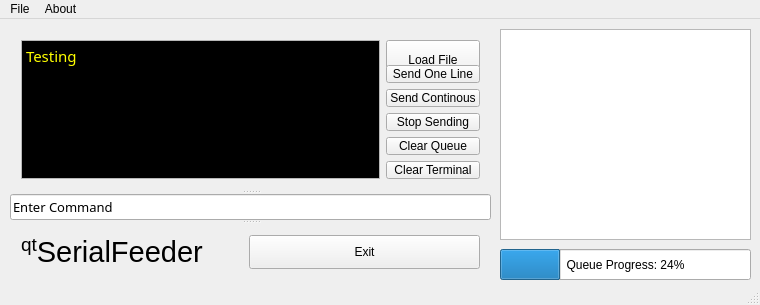
timkrins/grblfeedr, file mainwindow.ui: the form before one commit.
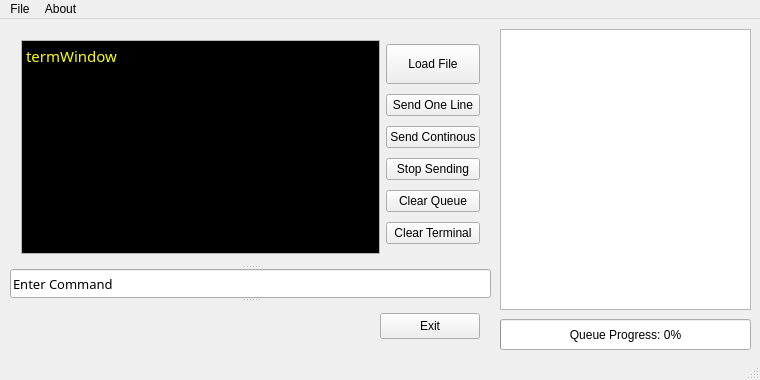
The form after the commit. Icons and pictures are not drawn.

Commit message: Still errors on exit. Still needs settings dialogue.

Diff of the .ui file:
```diff
--- a/mainwindow.ui
+++ b/mainwindow.ui
@@ -7,7 +7,7 @@
     <x>0</x>
     <y>0</y>
     <width>760</width>
-    <height>305</height>
+    <height>380</height>
    </rect>
   </property>
   <property name="sizePolicy">
@@ -41,7 +41,7 @@
       <x>10</x>
       <y>10</y>
       <width>481</width>
-      <height>251</height>
+      <height>321</height>
      </rect>
     </property>
     <property name="orientation">
@@ -152,7 +152,7 @@
 &lt;html&gt;&lt;head&gt;&lt;meta name=&quot;qrichtext&quot; content=&quot;1&quot; /&gt;&lt;style type=&quot;text/css&quot;&gt;
 p, li { white-space: pre-wrap; }
 &lt;/style&gt;&lt;/head&gt;&lt;body style=&quot; font-family:'Terminal_Hex'; font-size:11pt; font-weight:400; font-style:normal;&quot;&gt;
-&lt;p style=&quot; margin-top:0px; margin-bottom:0px; margin-left:0px; margin-right:0px; -qt-block-indent:0; text-indent:0px;&quot;&gt;Testing&lt;/p&gt;&lt;/body&gt;&lt;/html&gt;</string>
+&lt;p style=&quot; margin-top:0px; margin-bottom:0px; margin-left:0px; margin-right:0px; -qt-block-indent:0; text-indent:0px;&quot;&gt;termWindow&lt;/p&gt;&lt;/body&gt;&lt;/html&gt;</string>
         </property>
         <property name="textInteractionFlags">
          <set>Qt::NoTextInteraction</set>
@@ -257,13 +257,18 @@
     <widget class="QWidget" name="layoutWidget">
      <layout class="QHBoxLayout" name="bottomHoriz">
       <item>
-       <widget class="QLabel" name="appTitle">
+       <widget class="QLabel" name="label">
+        <property name="maximumSize">
+         <size>
+          <width>220</width>
+          <height>100</height>
+         </size>
+        </property>
         <property name="text">
-         <string>&lt;!DOCTYPE HTML PUBLIC &quot;-//W3C//DTD HTML 4.0//EN&quot; &quot;http://www.w3.org/TR/REC-html40/strict.dtd&quot;&gt;
-&lt;html&gt;&lt;head&gt;&lt;meta name=&quot;qrichtext&quot; content=&quot;1&quot; /&gt;&lt;style type=&quot;text/css&quot;&gt;
-p, li { white-space: pre-wrap; }
-&lt;/style&gt;&lt;/head&gt;&lt;body style=&quot; font-family:'MS Shell Dlg 2'; font-size:8.25pt; font-weight:400; font-style:normal;&quot;&gt;
-&lt;p style=&quot; margin-top:0px; margin-bottom:0px; margin-left:0px; margin-right:0px; -qt-block-indent:0; text-indent:0px;&quot;&gt;&lt;span style=&quot; font-size:22pt; vertical-align:super;&quot;&gt;qt&lt;/span&gt;&lt;span style=&quot; font-size:22pt;&quot;&gt;SerialFeeder&lt;/span&gt;&lt;/p&gt;&lt;/body&gt;&lt;/html&gt;</string>
+         <string/>
+        </property>
+        <property name="pixmap">
+         <pixmap>../Desktop/git/serialfeeder/grblfeeder.png</pixmap>
         </property>
         <property name="scaledContents">
          <bool>false</bool>
@@ -297,6 +302,12 @@
           <height>0</height>
          </size>
         </property>
+        <property name="maximumSize">
+         <size>
+          <width>100</width>
+          <height>50</height>
+         </size>
+        </property>
         <property name="text">
          <string>Exit</string>
         </property>
@@ -311,7 +322,7 @@
       <x>500</x>
       <y>10</y>
       <width>251</width>
-      <height>211</height>
+      <height>281</height>
      </rect>
     </property>
     <property name="cursor" stdset="0">
@@ -334,13 +345,13 @@
     <property name="geometry">
      <rect>
       <x>500</x>
-      <y>230</y>
+      <y>300</y>
       <width>251</width>
       <height>31</height>
      </rect>
     </property>
     <property name="value">
-     <number>24</number>
+     <number>0</number>
     </property>
     <property name="alignment">
      <set>Qt::AlignCenter</set>
```
Left out of the diff: 6 changed lines with no effect on the pictures. The commit also changes 2 other files.
